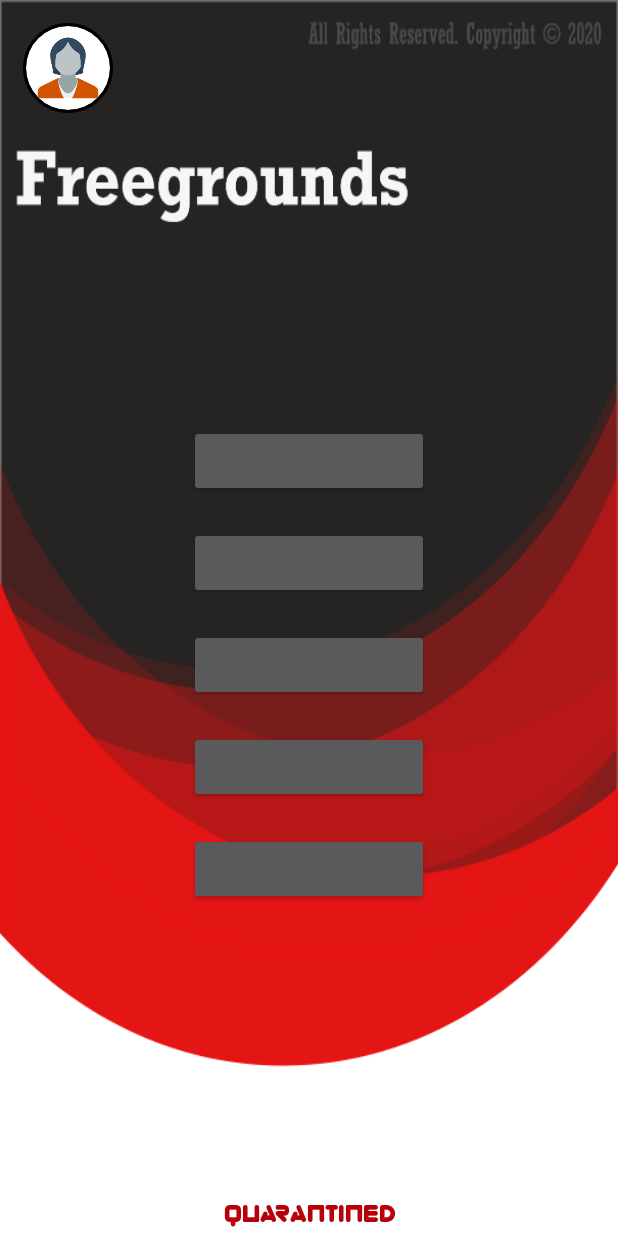
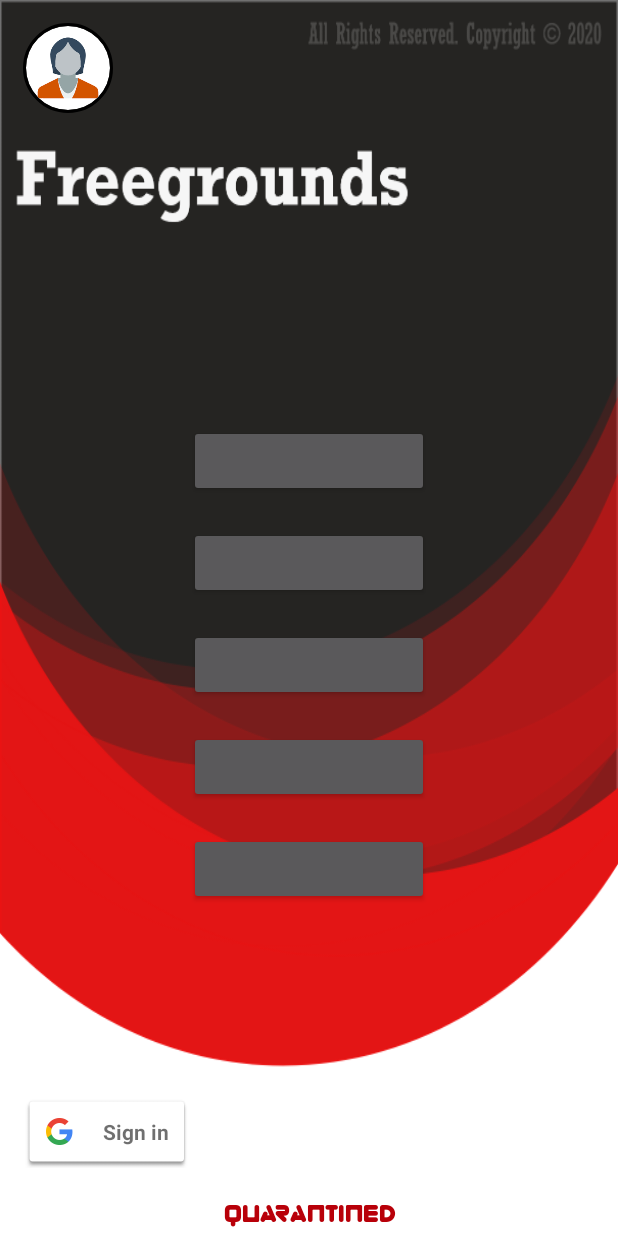
Before and after one commit to ImRohitSingh/Freegrounds, an Android app: the MainActivity screen opened directly, with no data from a screen before it, on a phone screen of 412 x 824 dp. Run offline under Robolectric (Android 15) with nearby library versions, the light colour scheme and no system bars; our stand-ins replace CircleImageView; libraries missing offline, so code that uses them is left out: mehdi.sakout.fancybuttons; plain views replace FancyButton; 2 statements that could not run were skipped.

Commit message:
Added Sign in with Google on Main Page as well

```diff
--- a/app/src/main/res/layout/activity_main.xml
+++ b/app/src/main/res/layout/activity_main.xml
@@ -214,6 +214,16 @@
                 fancy:fb_textSize="@dimen/size_menu_button"
                 android:visibility="gone"/>
 
+            <com.google.android.gms.common.SignInButton
+                android:id="@+id/sign_in_button_main"
+                android:layout_width="wrap_content"
+                android:layout_height="wrap_content"
+                android:layout_marginLeft="10dp"
+                android:layout_marginBottom="40dp"
+                android:layout_alignParentBottom="true"
+                android:layout_alignParentLeft="true"
+                android:visibility="gone"/>
+
         </RelativeLayout>
 
 
--- a/app/src/main/res/values-mdpi/dimensions.xml
+++ b/app/src/main/res/values-mdpi/dimensions.xml
@@ -25,4 +25,6 @@
     <dimen name="title">34dp</dimen>
     <dimen name="edittext">280dp</dimen>
 
+    <dimen name="welcomeText">20dp</dimen>
+
 </resources>
--- a/app/src/main/res/values-sw720dp/dimensions.xml
+++ b/app/src/main/res/values-sw720dp/dimensions.xml
@@ -25,4 +25,6 @@
     <dimen name="title">40dp</dimen>
     <dimen name="edittext">450dp</dimen>
 
+    <dimen name="welcomeText">26dp</dimen>
+
 </resources>
--- a/app/src/main/res/values/dimensions.xml
+++ b/app/src/main/res/values/dimensions.xml
@@ -25,5 +25,6 @@
     <dimen name="title">30dp</dimen>
     <dimen name="edittext">250dp</dimen>
 
+    <dimen name="welcomeText">16dp</dimen>
 
 </resources>
```
Also changed, not shown: app/src/main/java/com/rohit/freepaint/MainActivity.java (+63 -3 lines).
